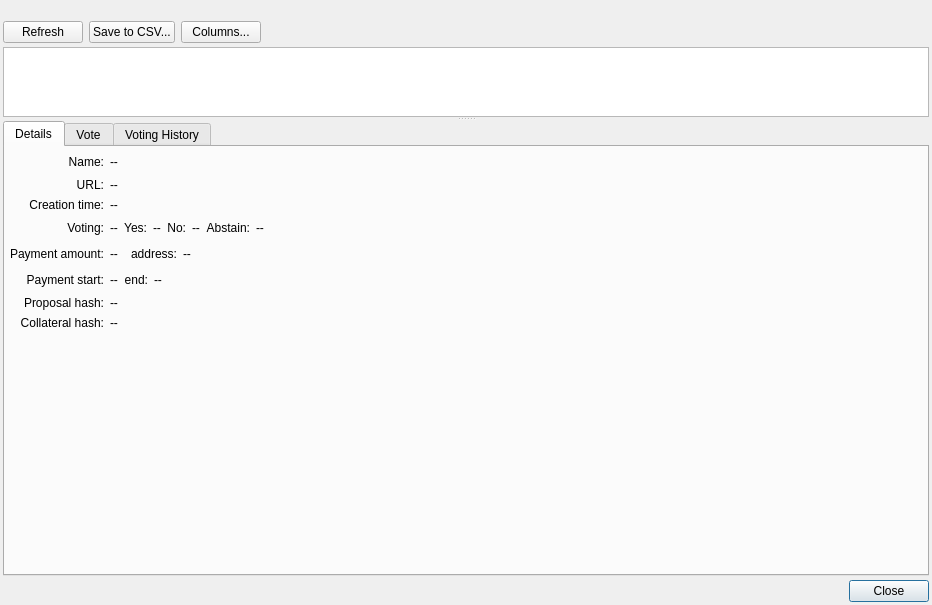
Above: src/ui/ui_proposals.ui from Bertrand256/dash-masternode-tool before the change. Below: the same form after it.
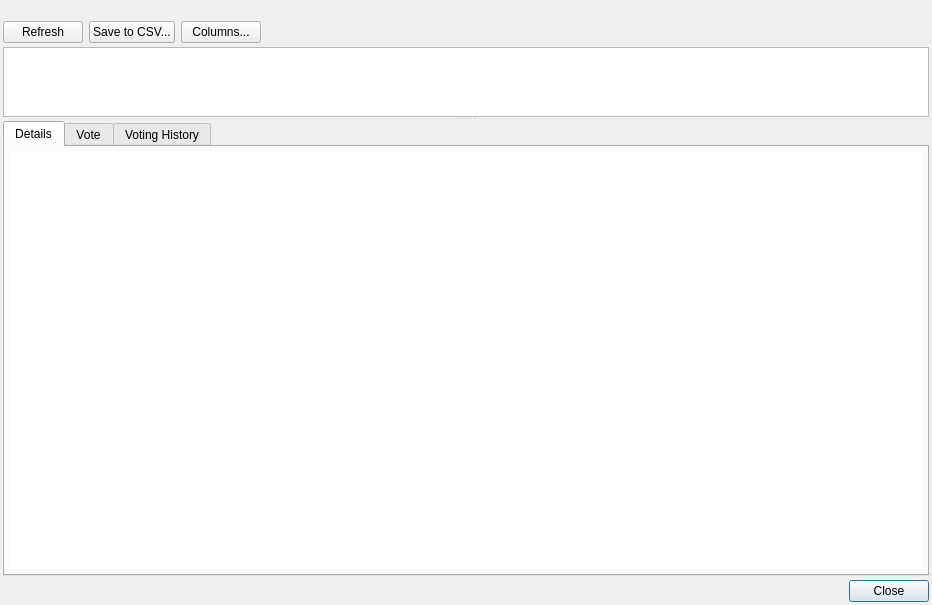
That is the form after the change.

Commit message: Changed proposal's details from single controls to a HTML-like one control for all attributes.

Diff of the .ui file:
```diff
--- a/src/ui/ui_proposals.ui
+++ b/src/ui/ui_proposals.ui
@@ -170,378 +170,20 @@
          <number>5</number>
         </property>
         <item>
-         <layout class="QGridLayout" name="gridLayout_2">
-          <item row="4" column="0">
-           <widget class="QLabel" name="lblDetailsPaymentAmountLabel">
-            <property name="text">
-             <string>Payment amount:</string>
-            </property>
-            <property name="alignment">
-             <set>Qt::AlignRight|Qt::AlignTrailing|Qt::AlignVCenter</set>
-            </property>
-           </widget>
-          </item>
-          <item row="1" column="0">
-           <widget class="QLabel" name="lblDetailsUrlLabel">
-            <property name="text">
-             <string>URL:</string>
-            </property>
-            <property name="alignment">
-             <set>Qt::AlignRight|Qt::AlignTrailing|Qt::AlignVCenter</set>
-            </property>
-           </widget>
-          </item>
-          <item row="3" column="0">
-           <widget class="QLabel" name="lblDetailsVotingStatusLabel">
-            <property name="text">
-             <string>Voting:</string>
-            </property>
-            <property name="alignment">
-             <set>Qt::AlignRight|Qt::AlignTrailing|Qt::AlignVCenter</set>
-            </property>
-           </widget>
-          </item>
-          <item row="0" column="1">
-           <widget class="QLabel" name="lblDetailsName">
-            <property name="text">
-             <string>--</string>
-            </property>
-            <property name="openExternalLinks">
-             <bool>true</bool>
-            </property>
-            <property name="textInteractionFlags">
-             <set>Qt::LinksAccessibleByMouse|Qt::TextSelectableByKeyboard|Qt::TextSelectableByMouse</set>
-            </property>
-           </widget>
-          </item>
-          <item row="4" column="1">
-           <layout class="QHBoxLayout" name="horizontalLayout_7">
-            <item>
-             <widget class="QLabel" name="lblDetailsPaymentAmount">
-              <property name="text">
-               <string>--</string>
-              </property>
-              <property name="openExternalLinks">
-               <bool>true</bool>
-              </property>
-              <property name="textInteractionFlags">
-               <set>Qt::LinksAccessibleByMouse|Qt::TextSelectableByKeyboard|Qt::TextSelectableByMouse</set>
-              </property>
-             </widget>
-            </item>
-            <item>
-             <widget class="QLabel" name="lblDetailsPaymentAddressLabel">
-              <property name="text">
-               <string>  address:</string>
-              </property>
-              <property name="alignment">
-               <set>Qt::AlignRight|Qt::AlignTrailing|Qt::AlignVCenter</set>
-              </property>
-             </widget>
-            </item>
-            <item>
-             <widget class="QLabel" name="lblDetailsPaymentAddress">
-              <property name="text">
-               <string>--</string>
-              </property>
-              <property name="openExternalLinks">
-               <bool>true</bool>
-              </property>
-              <property name="textInteractionFlags">
-               <set>Qt::LinksAccessibleByMouse|Qt::TextSelectableByKeyboard|Qt::TextSelectableByMouse</set>
-              </property>
-             </widget>
-            </item>
-            <item>
-             <spacer name="horizontalSpacer_3">
-              <property name="orientation">
-               <enum>Qt::Horizontal</enum>
-              </property>
-              <property name="sizeHint" stdset="0">
-               <size>
-                <width>40</width>
-                <height>20</height>
-               </size>
-              </property>
-             </spacer>
-            </item>
-           </layout>
-          </item>
-          <item row="1" column="1">
-           <widget class="QLabel" name="lblDetailsUrl">
-            <property name="text">
-             <string>--</string>
-            </property>
-            <property name="openExternalLinks">
-             <bool>true</bool>
-            </property>
-            <property name="textInteractionFlags">
-             <set>Qt::LinksAccessibleByMouse|Qt::TextSelectableByKeyboard|Qt::TextSelectableByMouse</set>
-            </property>
-           </widget>
-          </item>
-          <item row="0" column="0">
-           <widget class="QLabel" name="lblDetailsNameLabel">
-            <property name="text">
-             <string>Name:</string>
-            </property>
-            <property name="alignment">
-             <set>Qt::AlignRight|Qt::AlignTrailing|Qt::AlignVCenter</set>
-            </property>
-           </widget>
-          </item>
-          <item row="0" column="2">
-           <spacer name="horizontalSpacer_6">
-            <property name="orientation">
-             <enum>Qt::Horizontal</enum>
-            </property>
-            <property name="sizeHint" stdset="0">
-             <size>
-              <width>40</width>
-              <height>20</height>
-             </size>
-            </property>
-           </spacer>
-          </item>
-          <item row="2" column="1">
-           <widget class="QLabel" name="lblDetailsCreationTime">
-            <property name="text">
-             <string>--</string>
-            </property>
-           </widget>
-          </item>
-          <item row="2" column="0">
-           <widget class="QLabel" name="lblDetailsCreationTimeLabel">
-            <property name="text">
-             <string>Creation time:</string>
-            </property>
-            <property name="alignment">
-             <set>Qt::AlignRight|Qt::AlignTrailing|Qt::AlignVCenter</set>
-            </property>
-           </widget>
-          </item>
-          <item row="3" column="1">
-           <layout class="QHBoxLayout" name="horizontalLayout_6">
-            <item>
-             <widget class="QLabel" name="lblDetailsVotingStatus">
-              <property name="text">
-               <string>--</string>
-              </property>
-              <property name="openExternalLinks">
-               <bool>true</bool>
-              </property>
-              <property name="textInteractionFlags">
-               <set>Qt::LinksAccessibleByMouse|Qt::TextSelectableByKeyboard|Qt::TextSelectableByMouse</set>
-              </property>
-             </widget>
-            </item>
-            <item>
-             <widget class="QLabel" name="lblDetailsYesCountLabel">
-              <property name="text">
-               <string>Yes:</string>
-              </property>
-              <property name="alignment">
-               <set>Qt::AlignRight|Qt::AlignTrailing|Qt::AlignVCenter</set>
-              </property>
-             </widget>
-            </item>
-            <item>
-             <widget class="QLabel" name="lblDetailsYesCount">
-              <property name="text">
-               <string>--</string>
-              </property>
-              <property name="openExternalLinks">
-               <bool>true</bool>
-              </property>
-              <property name="textInteractionFlags">
-               <set>Qt::LinksAccessibleByMouse|Qt::TextSelectableByKeyboard|Qt::TextSelectableByMouse</set>
-              </property>
-             </widget>
-            </item>
-            <item>
-             <widget class="QLabel" name="lblDetailsNoCountLabel">
-              <property name="text">
-               <string>No:</string>
-              </property>
-              <property name="alignment">
-               <set>Qt::AlignRight|Qt::AlignTrailing|Qt::AlignVCenter</set>
-              </property>
-             </widget>
-            </item>
-            <item>
-             <widget class="QLabel" name="lblDetailsNoCount">
-              <property name="text">
-               <string>--</string>
-              </property>
-              <property name="openExternalLinks">
-               <bool>true</bool>
-              </property>
-              <property name="textInteractionFlags">
-               <set>Qt::LinksAccessibleByMouse|Qt::TextSelectableByKeyboard|Qt::TextSelectableByMouse</set>
-              </property>
-             </widget>
-            </item>
-            <item>
-             <widget class="QLabel" name="lblDetailsAbstainCountLabel">
-              <property name="text">
-               <string>Abstain:</string>
-              </property>
-              <property name="alignment">
-               <set>Qt::AlignRight|Qt::AlignTrailing|Qt::AlignVCenter</set>
-              </property>
-             </widget>
-            </item>
-            <item>
-             <widget class="QLabel" name="lblDetailsAbstainCount">
-              <property name="text">
-               <string>--</string>
-              </property>
-              <property name="openExternalLinks">
-               <bool>true</bool>
-              </property>
-              <property name="textInteractionFlags">
-               <set>Qt::LinksAccessibleByMouse|Qt::TextSelectableByKeyboard|Qt::TextSelectableByMouse</set>
-              </property>
-             </widget>
-            </item>
-            <item>
-             <spacer name="horizontalSpacer_4">
-              <property name="orientation">
-               <enum>Qt::Horizontal</enum>
-              </property>
-              <property name="sizeHint" stdset="0">
-               <size>
-                <width>40</width>
-                <height>20</height>
-               </size>
-              </property>
-             </spacer>
-            </item>
-           </layout>
-          </item>
-          <item row="6" column="0">
-           <widget class="QLabel" name="lblDetailsProposalHashLabel">
-            <property name="text">
-             <string>Proposal hash:</string>
-            </property>
-            <property name="alignment">
-             <set>Qt::AlignRight|Qt::AlignTrailing|Qt::AlignVCenter</set>
-            </property>
-           </widget>
-          </item>
-          <item row="7" column="0">
-           <widget class="QLabel" name="lblDetailsCollateralHashLabel">
-            <property name="text">
-             <string>Collateral hash:</string>
-            </property>
-            <property name="alignment">
-             <set>Qt::AlignRight|Qt::AlignTrailing|Qt::AlignVCenter</set>
-            </property>
-           </widget>
-          </item>
-          <item row="6" column="1">
-           <widget class="QLabel" name="lblDetailsProposalHash">
-            <property name="text">
-             <string>--</string>
-            </property>
-            <property name="openExternalLinks">
-             <bool>true</bool>
-            </property>
-            <property name="textInteractionFlags">
-             <set>Qt::LinksAccessibleByMouse|Qt::TextSelectableByMouse</set>
-            </property>
-           </widget>
-          </item>
-          <item row="7" column="1">
-           <widget class="QLabel" name="lblDetailsCollateralHash">
-            <property name="text">
-             <string>--</string>
-            </property>
-            <property name="openExternalLinks">
-             <bool>true</bool>
-            </property>
-            <property name="textInteractionFlags">
-             <set>Qt::LinksAccessibleByMouse|Qt::TextSelectableByMouse</set>
-            </property>
-           </widget>
-          </item>
-          <item row="5" column="1">
-           <layout class="QHBoxLayout" name="horizontalLayout_8">
-            <item>
-             <widget class="QLabel" name="lblDetailsPaymentStart">
-              <property name="text">
-               <string>--</string>
-              </property>
-              <property name="openExternalLinks">
-               <bool>true</bool>
-              </property>
-              <property name="textInteractionFlags">
-               <set>Qt::LinksAccessibleByMouse|Qt::TextSelectableByKeyboard|Qt::TextSelectableByMouse</set>
-              </property>
-             </widget>
-            </item>
-            <item>
-             <widget class="QLabel" name="lblDetailsPaymentEndLabel">
-              <property name="text">
-               <string>end:</string>
-              </property>
-              <property name="alignment">
-               <set>Qt::AlignRight|Qt::AlignTrailing|Qt::AlignVCenter</set>
-              </property>
-             </widget>
-            </item>
-            <item>
-             <widget class="QLabel" name="lblDetailsPaymentEnd">
-              <property name="text">
-               <string>--</string>
-              </property>
-              <property name="openExternalLinks">
-               <bool>true</bool>
-              </property>
-              <property name="textInteractionFlags">
-               <set>Qt::LinksAccessibleByMouse|Qt::TextSelectableByKeyboard|Qt::TextSelectableByMouse</set>
-              </property>
-             </widget>
-            </item>
-            <item>
-             <spacer name="horizontalSpacer_5">
-              <property name="orientation">
-               <enum>Qt::Horizontal</enum>
-              </property>
-              <property name="sizeHint" stdset="0">
-               <size>
-                <width>40</width>
-                <height>20</height>
-               </size>
-              </property>
-             </spacer>
-            </item>
-           </layout>
-          </item>
-          <item row="5" column="0">
-           <widget class="QLabel" name="lblDetailsPaymentStartLabel">
-            <property name="text">
-             <string>Payment start:</string>
-            </property>
-            <property name="alignment">
-             <set>Qt::AlignRight|Qt::AlignTrailing|Qt::AlignVCenter</set>
-            </property>
-           </widget>
-          </item>
-         </layout>
-        </item>
-        <item>
-         <spacer name="verticalSpacer">
-          <property name="orientation">
-           <enum>Qt::Vertical</enum>
+         <widget class="QTextBrowser" name="edtDetails">
+          <property name="frameShape">
+           <enum>QFrame::NoFrame</enum>
           </property>
-          <property name="sizeHint" stdset="0">
-           <size>
-            <width>20</width>
-            <height>40</height>
-           </size>
+          <property name="frameShadow">
+           <enum>QFrame::Plain</enum>
           </property>
-         </spacer>
+          <property name="acceptRichText">
+           <bool>false</bool>
+          </property>
+          <property name="openExternalLinks">
+           <bool>true</bool>
+          </property>
+         </widget>
         </item>
        </layout>
       </widget>
```
The commit also changes 5 other files.
